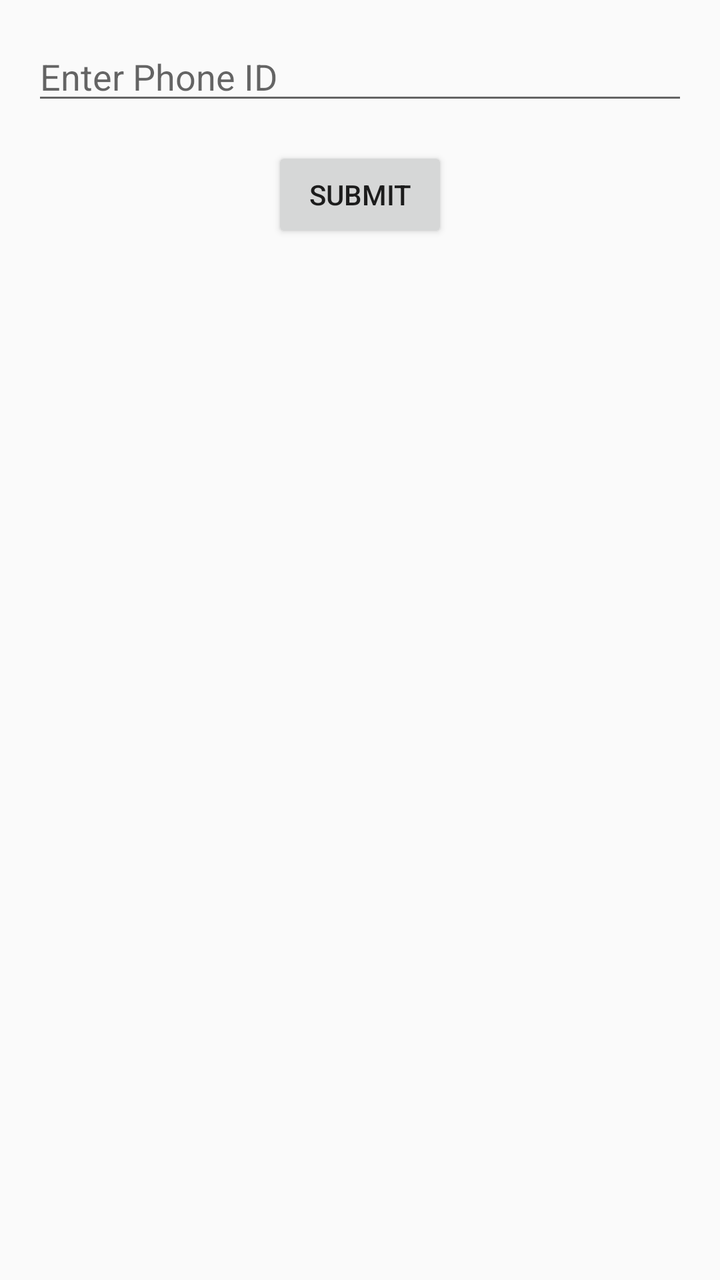
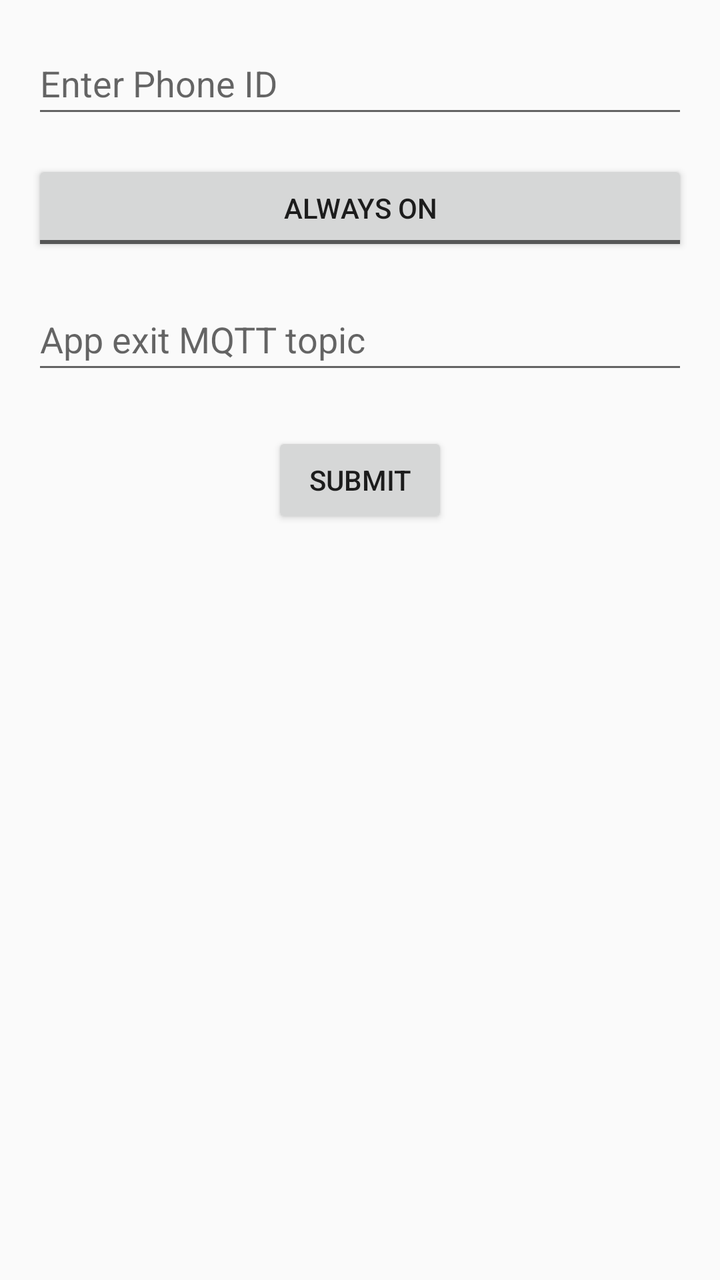

Two renders of the same Android screen: before a commit and after it. Below are the layout's source before the change and the commit's diff.
<!-- AndroidManifest.xml: application theme AppTheme -->
<!-- res/layout/dialog_configuration.xml -->
<?xml version="1.0" encoding="utf-8"?>
<android.support.constraint.ConstraintLayout xmlns:android="http://schemas.android.com/apk/res/android"
    xmlns:app="http://schemas.android.com/apk/res-auto"
    android:layout_width="match_parent"
    android:layout_height="match_parent"
    android:padding="16dp">

    <EditText
        android:id="@+id/phone_id_input"
        android:layout_width="0dp"
        android:layout_height="wrap_content"
        android:hint="Enter Phone ID"
        app:layout_constraintEnd_toEndOf="parent"
        app:layout_constraintStart_toStartOf="parent"
        app:layout_constraintTop_toTopOf="parent" />

    <Button
        android:id="@+id/submit_button"
        android:layout_width="wrap_content"
        android:layout_height="wrap_content"
        android:text="Submit"
        android:layout_marginTop="16dp"
        app:layout_constraintTop_toBottomOf="@id/phone_id_input"
        app:layout_constraintStart_toStartOf="parent"
        app:layout_constraintEnd_toEndOf="parent" />

</android.support.constraint.ConstraintLayout>
<!-- resources referenced by this layout -->
<resources>
  <style name="AppTheme" parent="Theme.AppCompat.DayNight.NoActionBar">
          
          <item name="windowActionBar">false</item>
          <item name="windowNoTitle">true</item>
      </style>
</resources>

<!-- the commit's change to res/layout/dialog_configuration.xml (unified diff, before → after) -->
@@ -1,8 +1,9 @@
 <?xml version="1.0" encoding="utf-8"?>
 <android.support.constraint.ConstraintLayout xmlns:android="http://schemas.android.com/apk/res/android"
     xmlns:app="http://schemas.android.com/apk/res-auto"
+    xmlns:tools="http://schemas.android.com/tools"
     android:layout_width="match_parent"
-    android:layout_height="match_parent"
+    android:layout_height="wrap_content"
     android:padding="16dp">
 
     <EditText
@@ -10,18 +11,43 @@
         android:layout_width="0dp"
         android:layout_height="wrap_content"
         android:hint="Enter Phone ID"
+        android:minHeight="48dp"
+        android:inputType="text"
         app:layout_constraintEnd_toEndOf="parent"
         app:layout_constraintStart_toStartOf="parent"
         app:layout_constraintTop_toTopOf="parent" />
+
+    <ToggleButton
+        android:id="@+id/toggleButton"
+        android:layout_width="0dp"
+        android:layout_height="wrap_content"
+        android:layout_marginTop="16dp"
+        android:textOff="Always ON"
+        android:textOn="PowerOff by MQTT"
+        app:layout_constraintEnd_toEndOf="parent"
+        app:layout_constraintStart_toStartOf="parent"
+        app:layout_constraintTop_toBottomOf="@id/phone_id_input" />
+
+    <EditText
+        android:id="@+id/phone_id_input2"
+        android:layout_width="0dp"
+        android:layout_height="wrap_content"
+        android:layout_marginTop="16dp"
+        android:hint="App exit MQTT topic"
+        android:minHeight="48dp"
+        android:inputType="text"
+        app:layout_constraintEnd_toEndOf="parent"
+        app:layout_constraintStart_toStartOf="parent"
+        app:layout_constraintTop_toBottomOf="@id/toggleButton" />
 
     <Button
         android:id="@+id/submit_button"
         android:layout_width="wrap_content"
         android:layout_height="wrap_content"
+        android:layout_marginTop="24dp"
         android:text="Submit"
-        android:layout_marginTop="16dp"
-        app:layout_constraintTop_toBottomOf="@id/phone_id_input"
+        app:layout_constraintEnd_toEndOf="parent"
         app:layout_constraintStart_toStartOf="parent"
-        app:layout_constraintEnd_toEndOf="parent" />
+        app:layout_constraintTop_toBottomOf="@id/phone_id_input2" />
 
 </android.support.constraint.ConstraintLayout>
